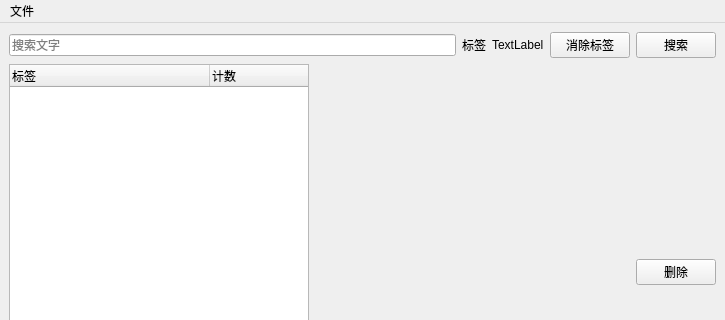
The window that labeled_files/main.ui (liyihc/labeled-files) describes before a commit, drawn with Qt 5; both pictures show x 0 to 725 and y 0 to 320 of the 725 by 511 pixel window.
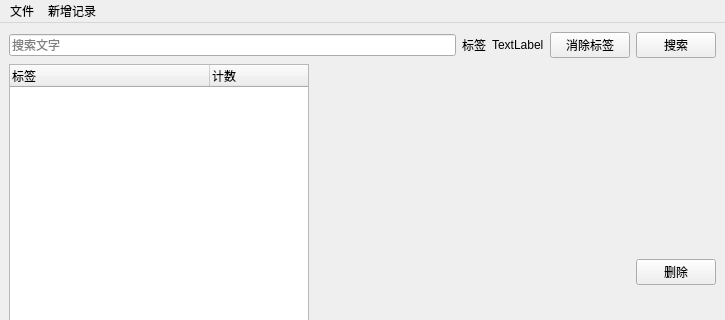
The same window after the commit.

The edit to the form file:
```diff
--- a/labeled_files/main.ui
+++ b/labeled_files/main.ui
@@ -141,7 +141,13 @@
     </property>
     <addaction name="openWorkSpaceAction"/>
    </widget>
+   <widget class="QMenu" name="addFileMenu">
+    <property name="title">
+     <string>新增记录</string>
+    </property>
+   </widget>
    <addaction name="menu"/>
+   <addaction name="addFileMenu"/>
   </widget>
   <widget class="QStatusBar" name="statusbar"/>
   <action name="openWorkSpaceAction">
```
